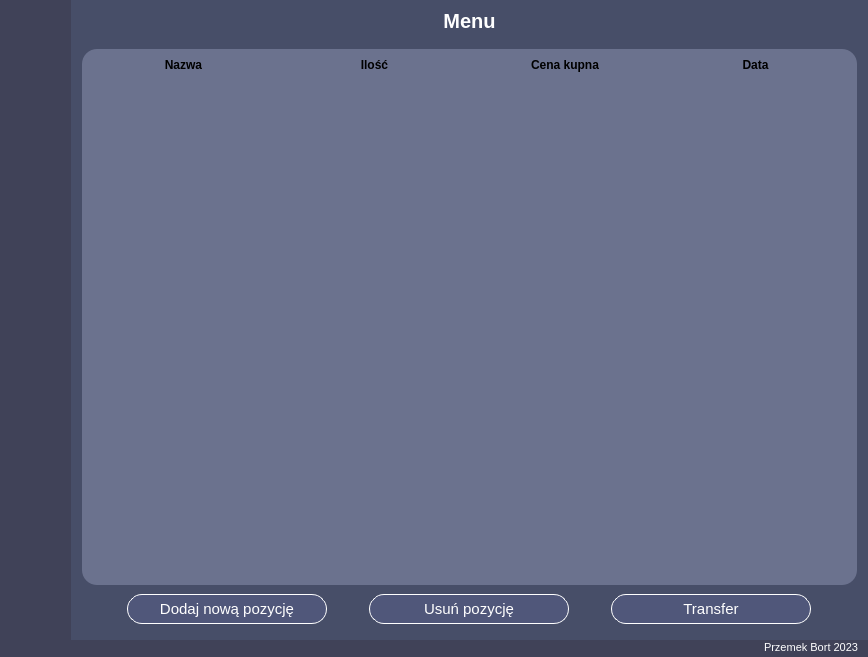
Before: the Qt Designer form GUI/Interfaces/Interface.ui in PrzemekBort/AssetsWallet, drawn with Qt 5.
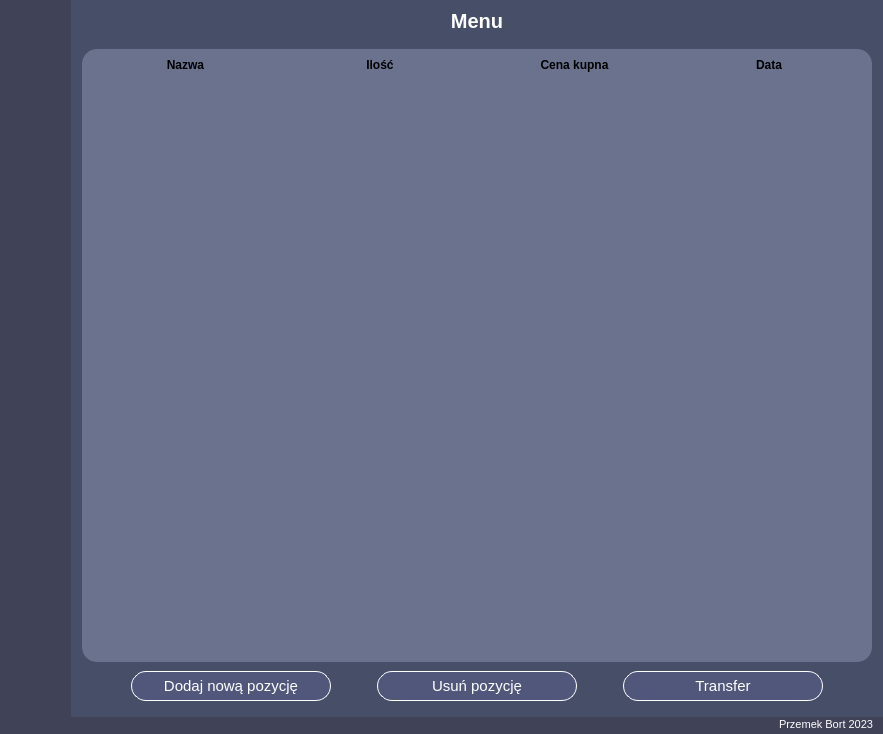
After: the same form once the commit is applied. Icons and pictures are not drawn.

What changed in the file:
```diff
--- a/GUI/Interfaces/Interface.ui
+++ b/GUI/Interfaces/Interface.ui
@@ -6,8 +6,8 @@
    <rect>
     <x>0</x>
     <y>0</y>
-    <width>868</width>
-    <height>657</height>
+    <width>883</width>
+    <height>734</height>
    </rect>
   </property>
   <property name="sizePolicy">
@@ -26,7 +26,52 @@
    <string>MainWindow</string>
   </property>
   <property name="styleSheet">
-   <string notr="true"/>
+   <string notr="true">#centralwidget {
+	background-color: #474E68;
+}
+
+#label_2, #label, widget_6 {
+	color: rgb(255, 255, 255);
+}
+
+#MainStackedWidget QWidget{
+	border-radius: 15px;
+
+}
+
+#frame_2, #LeftMenuContainer {
+	background-color: #404258;
+}
+
+#LeftMenuContainer QPushButton {
+	border-top-left-radius: 15px;
+	border-bottom-left-radius: 15px;
+}
+
+#LeftMenuContainer QPushButton:hover {
+	background-color: #474E68;
+}
+
+#MainStackedWidget QPushButton {
+	color: white;
+	background-color: #50577A;
+	border:  1px solid white;
+}
+
+#MainStackedWidget QPushButton:hover {
+	background-color: #6B728E;
+}
+
+#frame_shares_titles {
+	background-color: #6B728E;
+	border-bottom-left-radius: 0px;
+	border-bottom-right-radius: 0px;
+}
+
+
+
+
+</string>
   </property>
   <widget class="QWidget" name="centralwidget">
    <property name="maximumSize">
@@ -36,7 +81,7 @@
     </size>
    </property>
    <property name="styleSheet">
-    <string notr="true">background-color: rgb(255, 255, 255);</string>
+    <string notr="true"/>
    </property>
    <layout class="QHBoxLayout" name="horizontalLayout">
     <property name="spacing">
@@ -57,7 +102,7 @@
     <item>
      <widget class="QWidget" name="LeftMenuContainer" native="true">
       <property name="styleSheet">
-       <string notr="true">background-color: #404258;</string>
+       <string notr="true"/>
       </property>
       <layout class="QVBoxLayout" name="verticalLayout">
        <property name="spacing">
@@ -78,14 +123,7 @@
        <item>
         <widget class="QWidget" name="LeftMenuSubContainer" native="true">
          <property name="styleSheet">
-          <string notr="true">QPushButton {
-	border-top-left-radius: 15px;
-	border-bottom-left-radius: 15px;
-}
-
-QPushButton:hover {
-	background-color: #474E68;
-}</string>
+          <string notr="true"/>
          </property>
          <layout class="QVBoxLayout" name="verticalLayout_2">
           <property name="leftMargin">
@@ -437,7 +475,7 @@
     <item>
      <widget class="QFrame" name="MainContainer">
       <property name="styleSheet">
-       <string notr="true">background-color: #474E68;</string>
+       <string notr="true"/>
       </property>
       <property name="frameShape">
        <enum>QFrame::NoFrame</enum>
@@ -480,7 +518,7 @@
              </font>
             </property>
             <property name="styleSheet">
-             <string notr="true">color: rgb(255, 255, 255);</string>
+             <string notr="true"/>
             </property>
             <property name="text">
              <string>Menu</string>
@@ -523,9 +561,7 @@
           <item>
            <widget class="QStackedWidget" name="MainStackedWidget">
             <property name="styleSheet">
-             <string notr="true">border-radius: 15px;
-
-</string>
+             <string notr="true"/>
             </property>
             <property name="currentIndex">
              <number>1</number>
@@ -760,10 +796,7 @@
                  <item>
                   <widget class="QScrollArea" name="scrollArea_gold">
                    <property name="styleSheet">
-                    <string notr="true">QScrollBar {
-	background-color: rgb(255, 0, 0);
-	border-radius: 1px;
-}</string>
+                    <string notr="true"/>
                    </property>
                    <property name="widgetResizable">
                     <bool>true</bool>
@@ -773,8 +806,8 @@
                      <rect>
                       <x>0</x>
                       <y>0</y>
-                      <width>775</width>
-                      <height>481</height>
+                      <width>790</width>
+                      <height>558</height>
                      </rect>
                     </property>
                     <layout class="QVBoxLayout" name="verticalLayout_15">
@@ -814,20 +847,7 @@
               <item>
                <widget class="QFrame" name="frame_gold_buttons">
                 <property name="styleSheet">
-                 <string notr="true">QFrame {
-	background-color: #474E68;
-}
-
-QPushButton {
-	color: white;
-	background-color: #50577A;
-	border:  1px solid white;
-}
-
-QPushButton:hover {
-	
-	background-color: #6B728E;
-}</string>
+                 <string notr="true"/>
                 </property>
                 <property name="frameShape">
                  <enum>QFrame::StyledPanel</enum>
@@ -1914,7 +1934,7 @@
        <item>
         <widget class="QFrame" name="frame_2">
          <property name="styleSheet">
-          <string notr="true">background-color: #404258;</string>
+          <string notr="true"/>
          </property>
          <property name="frameShape">
           <enum>QFrame::NoFrame</enum>
@@ -1942,7 +1962,7 @@
              </font>
             </property>
             <property name="styleSheet">
-             <string notr="true">color: rgb(255, 255, 255);</string>
+             <string notr="true"/>
             </property>
             <property name="text">
              <string>Przemek Bort 2023</string>
```
Left out of the diff: 87 changed lines with no effect on the pictures.
